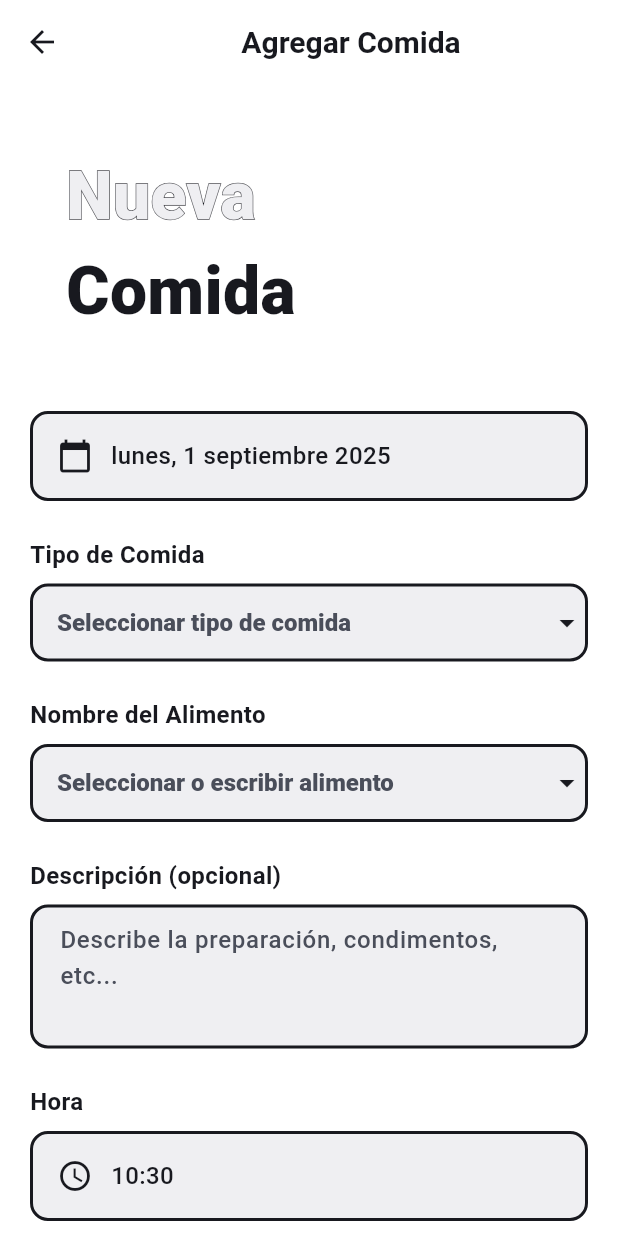
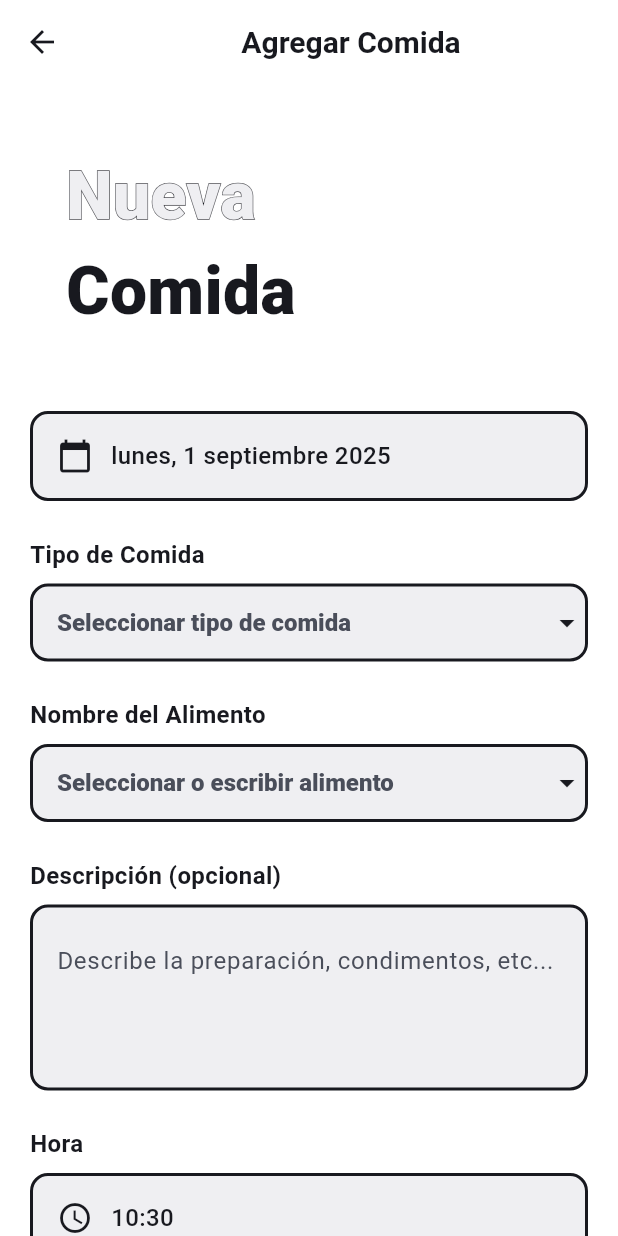
Before and after one commit to AndresPalacio/medicine-dose-front, a Flutter app: the AddFoodPage screen opened directly with empty values, on a phone screen of 412 x 824 dp. Run offline on Flutter 3.47's test engine with Material 3 defaults, Android fonts, the phone set to English and light mode, and no system bars; our stand-ins replace flutter_svg, freezed_annotation, shared_preferences; accounts and stored records are empty; generated files the repository leaves out were written again; project files that could hold a hidden picture were left out.

Commit message:
refactoring inputs

```diff
--- a/lib/features/saved_appointments/presentation/pages/add_food_page.dart
+++ b/lib/features/saved_appointments/presentation/pages/add_food_page.dart
@@ -24,6 +24,8 @@ class AddFoodPage extends StatefulWidget {
 class _AddFoodPageState extends State<AddFoodPage> {
   final SymptomService _symptomService = SymptomService();
   final _formKey = GlobalKey<FormState>();
+  late TextEditingController _descriptionController;
+  late TextEditingController _portionController;
 
   String _selectedMealType = '';
   String _foodName = '';
@@ -41,6 +43,8 @@ class _AddFoodPageState extends State<AddFoodPage> {
   void initState() {
     super.initState();
     _time = DateFormat('HH:mm').format(DateTime.now());
+    _descriptionController = TextEditingController(text: _description);
+    _portionController = TextEditingController(text: _portion);
 
     if (widget.editingEntry != null) {
       _loadEditingData();
@@ -52,11 +56,20 @@ class _AddFoodPageState extends State<AddFoodPage> {
     _selectedMealType = entry.mealType;
     _foodName = entry.foodName;
     _description = entry.description ?? '';
+    _descriptionController.text = _description;
     _time = entry.time;
     _portion = entry.portion ?? '';
+    _portionController.text = _portion;
     _ingredients = entry.ingredients ?? [];
     _causedDiscomfort = entry.causedDiscomfort ?? false;
     _discomfortNotes = entry.discomfortNotes ?? '';
+  }
+
+  @override
+  void dispose() {
+    _descriptionController.dispose();
+    _portionController.dispose();
+    super.dispose();
   }
 
   @override
@@ -347,34 +360,33 @@ class _AddFoodPageState extends State<AddFoodPage> {
           alignment: Alignment.centerLeft,
         ),
         const SizedBox(height: 8),
-        TextField(
-          controller: TextEditingController(text: _description),
-          onChanged: (value) {
-            setState(() {
-              _description = value;
-            });
-          },
-          maxLines: 3,
-          style: const TextStyle(color: wood_smoke),
-          decoration: InputDecoration(
-            hintText: 'Describe la preparación, condimentos, etc...',
-            hintStyle: const TextStyle(
+        Container(
+          padding: const EdgeInsets.all(16),
+          decoration: BoxDecoration(
+            color: athens_gray,
+            borderRadius: BorderRadius.circular(12),
+            border: Border.all(color: wood_smoke, width: 2),
+          ),
+          child: TextField(
+            controller: _descriptionController,
+            style: const TextStyle(
+              color: wood_smoke,
               fontSize: 16,
-              fontWeight: FontWeight.w500,
-              color: trout,
             ),
-            contentPadding:
-                const EdgeInsets.symmetric(horizontal: 16, vertical: 12),
-            filled: true,
-            fillColor: athens_gray,
-            enabledBorder: OutlineInputBorder(
-              borderRadius: BorderRadius.circular(12),
-              borderSide: const BorderSide(color: wood_smoke, width: 2),
+            decoration: const InputDecoration(
+              hintText: 'Describe la preparación, condimentos, etc...',
+              hintStyle: TextStyle(
+                color: trout,
+                fontSize: 16,
+              ),
+              border: InputBorder.none,
             ),
-            focusedBorder: OutlineInputBorder(
-              borderRadius: BorderRadius.circular(12),
-              borderSide: const BorderSide(color: wood_smoke, width: 2),
-            ),
+            maxLines: 3,
+            onChanged: (value) {
+              setState(() {
+                _description = value;
+              });
+            },
           ),
         ),
       ],
@@ -433,33 +445,32 @@ class _AddFoodPageState extends State<AddFoodPage> {
           alignment: Alignment.centerLeft,
         ),
         const SizedBox(height: 8),
-        TextField(
-          controller: TextEditingController(text: _portion),
-          onChanged: (value) {
-            setState(() {
-              _portion = value;
-            });
-          },
-          style: const TextStyle(color: wood_smoke),
-          decoration: InputDecoration(
-            hintText: 'Ej: 1 taza, 200g, 1 porción...',
-            hintStyle: const TextStyle(
+        Container(
+          padding: const EdgeInsets.all(16),
+          decoration: BoxDecoration(
+            color: athens_gray,
+            borderRadius: BorderRadius.circular(12),
+            border: Border.all(color: wood_smoke, width: 2),
+          ),
+          child: TextField(
+            controller: _portionController,
+            style: const TextStyle(
+              color: wood_smoke,
               fontSize: 16,
-              fontWeight: FontWeight.w500,
-              color: trout,
             ),
-            contentPadding:
-                const EdgeInsets.symmetric(horizontal: 16, vertical: 12),
-            filled: true,
-            fillColor: athens_gray,
-            enabledBorder: OutlineInputBorder(
-              borderRadius: BorderRadius.circular(12),
-              borderSide: const BorderSide(color: wood_smoke, width: 2),
+            decoration: const InputDecoration(
+              hintText: 'Ej: 1 taza, 200g, 1 porción...',
+              hintStyle: TextStyle(
+                color: trout,
+                fontSize: 16,
+              ),
+              border: InputBorder.none,
             ),
-            focusedBorder: OutlineInputBorder(
-              borderRadius: BorderRadius.circular(12),
-              borderSide: const BorderSide(color: wood_smoke, width: 2),
-            ),
+            onChanged: (value) {
+              setState(() {
+                _portion = value;
+              });
+            },
           ),
         ),
       ],
```
Also changed, not shown: lib/features/saved_appointments/presentation/pages/add_bowel_movement_page.dart (+33 -25 lines), lib/features/saved_appointments/presentation/pages/add_symptom_page.dart (+33 -26 lines).
